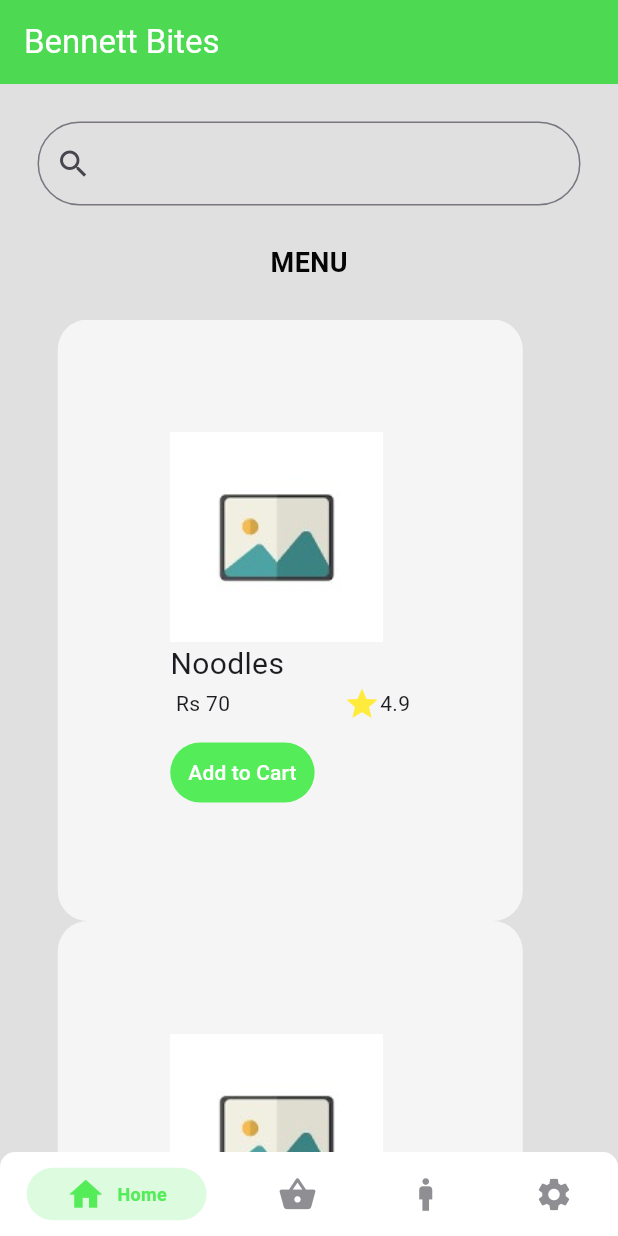
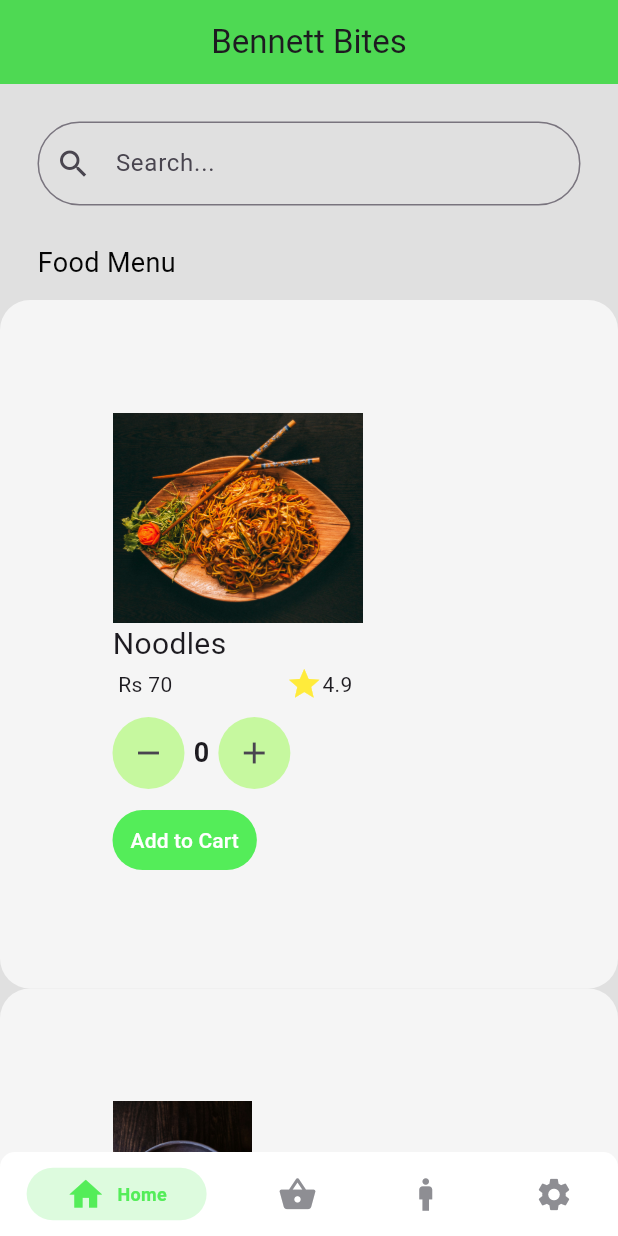
Before and after one commit to Kartikay039/DTIFlutter, a Flutter app: the screen it shows once a user with an empty profile is signed in, on a phone screen of 412 x 824 dp. Run offline on Flutter 3.47's test engine with Material 3 defaults, Android fonts, the light colour scheme and no system bars; drawn by our look-alikes of persistent_bottom_nav_bar; our stand-ins replace firebase_auth, firebase_core; accounts and stored records are empty; network calls fail.

Commit message:
feature add to cart added

```diff
--- a/lib/authentication/login_page.dart
+++ b/lib/authentication/login_page.dart
@@ -69,7 +69,7 @@ class _LoginPageState extends State<LoginPage> {
 
   @override
   Widget build(BuildContext context) {
-    return Scaffold(// i was not able to figure out how can i change background color of my AdaptivePageScaffold so i use scaffold
+    return Scaffold(
       backgroundColor: Colors.grey[300],
       body: SingleChildScrollView(
         child: Column(
--- a/lib/components/food.dart
+++ b/lib/components/food.dart
@@ -3,10 +3,18 @@ class Food {
   String price;
   String imagePath;
   String rating;
+
+
   Food({
     required this.name,
     required this.price,
     required this.imagePath,
     required this.rating,
   });
+
+  String get _name => name;
+  String get _price => price;
+  String get _imagePath => imagePath;
+  String get _rating => rating;
+
 }
--- a/lib/components/food_tile.dart
+++ b/lib/components/food_tile.dart
@@ -1,7 +1,12 @@
+import 'package:flutter/cupertino.dart';
 import 'package:flutter/material.dart';
+import 'package:flutter/widgets.dart';
 import 'package:flutter_application_1/components/food.dart';
+import 'package:provider/provider.dart';
 
-class FoodTile extends StatelessWidget {
+import '../models/shop.dart';
+
+class FoodTile extends StatefulWidget {
   final Food food;
   const FoodTile({
     super.key,
@@ -9,23 +14,63 @@ class FoodTile extends StatelessWidget {
   });
 
   @override
+  State<FoodTile> createState() => _FoodTileState();
+}
+
+class _FoodTileState extends State<FoodTile> {
+  //quantity
+  int quantityCont = 0;
+
+  //decreament quantity
+  void decrementQuantity(){
+    if(quantityCont>0){
+      setState((){
+        quantityCont--;
+      });
+    }
+
+  }
+
+  //increament quantity
+  void incrementQuantity(){
+    setState((){
+      quantityCont++;
+    });
+  }
+
+  //add to cart
+  void addToCart(){
+    if(quantityCont>0){
+      //get access to shop
+      final shop = context.read<Shop>();
+
+      //add to cart
+      shop.addToCart(widget.food, quantityCont);
+
+      //let the user know it was scussfull
+
+    }
+  }
+
+
+  @override
   Widget build(BuildContext context) {
     return Center(
       child: Container(
       decoration: BoxDecoration(
           color: Colors.grey[100], borderRadius: BorderRadius.circular(20)),
-      margin: const EdgeInsets.only(right: 25),
+      // margin: const EdgeInsets.only(left: 10),
       padding: const EdgeInsets.all(75.0),
       child: Column(
         crossAxisAlignment: CrossAxisAlignment.start,
         children: [
 
           Image.asset(
-            food.imagePath,
+            widget.food.imagePath,
             height: 140,
           ),
           Text(
-            food.name,
+            widget.food.name,
             style: const TextStyle(fontSize: 20),
           ),
           SizedBox(
@@ -33,7 +78,7 @@ class FoodTile extends StatelessWidget {
             child: Row(
               mainAxisAlignment: MainAxisAlignment.spaceBetween,
               children: [
-                Text('\r${food.price}'),
+                Text('\r${widget.food.price}'),
                 //price
 
                 Row(
@@ -42,18 +87,64 @@ class FoodTile extends StatelessWidget {
                       Icons.star,
                       color: Colors.yellow,
                     ),
-                    Text(food.rating),
+                    Text(widget.food.rating),
                   ],
                 ),
               ],
             ),
           ),
 
-          const SizedBox(height: 10), //  space between ratings and button
+          const SizedBox(height: 10),
+
+          //add to cart
+
+          Row(
+            children: [
+
+              //remove button
+              Padding(
+                padding: EdgeInsets.only(right: 6),
+                child: Container(
+                  decoration: BoxDecoration(
+                    color: Color.fromARGB(89, 111, 255, 0),
+                    shape: BoxShape.circle,
+                  ),
+                  child: IconButton(
+                    icon: Icon(Icons.remove,),
+                    onPressed: decrementQuantity,
+                  ),
+                ),
+              ),
+
+              //number of items
+              Text(
+                quantityCont.toString(),
+                style: TextStyle(
+                  fontWeight: FontWeight.bold,
+                  fontSize: 18,
+                ),
+              ),
+              //add button
+              Padding(
+                padding: EdgeInsets.only(left: 6),
+                child: Container(
+                  decoration: BoxDecoration(
+                    color: Color.fromARGB(89, 111, 255, 0),
+                    shape: BoxShape.circle,
+                  ),
+                  child: IconButton(
+                    icon: Icon(Icons.add,),
+                    onPressed: incrementQuantity,
+                  ),
+                ),
+              ),
+            ],
+          ),
+
+          const SizedBox(height: 10),
+
           TextButton(
-            onPressed: () {
-              // Add to cart functionality
-            },
+            onPressed: addToCart,
             style: ButtonStyle(
               backgroundColor: MaterialStateProperty.all(
                   const Color.fromARGB(255, 84, 237, 89)),
--- /dev/null
+++ b/lib/models/shop.dart
@@ -0,0 +1,46 @@
+import 'package:flutter/material.dart';
+
+import '../components/food.dart';
+
+class Shop extends ChangeNotifier{
+  final List<Food> _foodMenu = [
+    Food(
+      name: 'Noodles',
+      price: 'Rs 70',
+      imagePath: 'assets/noodle.jpg',
+      rating: '4.9',
+    ),
+    Food(
+      name: 'Paneer Roll',
+      price: 'Rs 110',
+      imagePath: 'assets/pasta.jpg',
+      rating: '3.8',
+    ),
+    Food(
+      name: 'Red Sauce Pasta',
+      price: 'Rs 110',
+      imagePath: 'assets/pasta.jpg',
+      rating: '4.2',
+    )
+  ];
+
+  //customers cart
+  List<Food> _cart = [];
+
+  //getter method
+  List<Food> get foodMenu => _foodMenu;
+  List<Food> get cart => _cart;
+
+  //add to cart
+  void addToCart(Food foodItem, int quantity){
+    for(int i =0; i<quantity; i++){
+      _cart.add(foodItem);
+    }
+    notifyListeners();
+  }
+  //remove from cart
+  void removeFromCart(Food food){
+    _cart.remove(food);
+    notifyListeners();
+  }
+}
--- a/lib/navigation_bar/bottom_navigation_bar.dart
+++ b/lib/navigation_bar/bottom_navigation_bar.dart
@@ -1,6 +1,7 @@
 import 'package:flutter/cupertino.dart';
 import 'package:flutter/material.dart';
-import 'package:flutter_application_1/navigation_bar/home_page.dart';
+import 'package:flutter_application_1/navigation_bar/cart_page.dart';
+import 'package:flutter_application_1/navigation_bar/menue_page.dart';
 import 'package:flutter_application_1/navigation_bar/settings.dart';
 import 'package:persistent_bottom_nav_bar/persistent_tab_view.dart';
 
@@ -30,7 +31,7 @@ class BottomNavBar extends StatelessWidget {
       return [
 
         const HomePage(),
-        const Center(child: Text('Cart')),
+        const CartPage(),
         const Center(child: Text('Pick-up Requests')),
         const SettingPage(),
 
--- a/lib/navigation_bar/cart.dart
+++ /dev/null
@@ -1,15 +0,0 @@
-import 'package:flutter/material.dart';
-
-class Cart extends ChangeNotifier {
-  List<String> items = [];
-
-  void addItem(String item) {
-    items.add(item);
-    notifyListeners();
-  }
-
-  void removeItem(String item) {
-    items.remove(item);
-    notifyListeners();
-  }
-}
--- /dev/null
+++ b/lib/navigation_bar/menue_page.dart
@@ -0,0 +1,140 @@
+import 'package:flutter/material.dart';
+import 'package:flutter_application_1/components/food.dart';
+import 'package:flutter_application_1/components/food_tile.dart';
+import 'package:flutter_application_1/models/shop.dart';
+import 'package:provider/provider.dart';
+
+class HomePage extends StatefulWidget {
+  const HomePage({super.key});
+
+  @override
+  State<HomePage> createState() => _HomePageState();
+}
+
+class _HomePageState extends State<HomePage> {
+
+
+
+  final  TextEditingController _searchController = TextEditingController();
+  //responsible for managing the text field where the user enters the search query.
+
+
+  List<Food> filteredFoodMenu = [];
+
+  @override
+  void initState() {
+    final shop = context.read<Shop>();
+  final foodMenu = shop.foodMenu;
+    super.initState();
+    filteredFoodMenu = foodMenu;
+    _searchController.addListener(_onSearchChanged);
+  }
+  //is called when the widget is inserted into the widget tree for the first time.
+
+  @override
+  void dispose() {
+    _searchController.dispose();
+    super.dispose();
+  }
+// This method is called when the widget is removed from the widget tree. It's used for cleanup. In this method:
+
+
+  void _onSearchChanged() {
+    final shop = context.read<Shop>();
+  final foodMenu = shop.foodMenu;
+    String query = _searchController.text.toLowerCase();
+    setState(() {
+      filteredFoodMenu = foodMenu.where((food) {
+        return food.name.toLowerCase().contains(query);
+      }).toList();
+    });
+  }
+//is called whenever the text in the search field changes. It filters the foodMenu based on the entered query and updates the filteredFoodMenu accordingly.
+
+  @override
+  Widget build(BuildContext context) {
+    return Scaffold(
+      backgroundColor: Colors.grey[300],
+
+
+      appBar: AppBar(
+
+        backgroundColor:  const Color.fromARGB(255, 78, 217, 83),
+
+        elevation: 0,
+        title: const Text(
+
+          'Bennett Bites',
+          // style: TextStyle(color: Colors.white),
+        ),
+        centerTitle: true,
+      ),
+
+      body: Column(
+        crossAxisAlignment: CrossAxisAlignment.start,
+        children: [
+
+          const SizedBox(height: 25),
+
+          Padding(
+            padding: const EdgeInsets.symmetric(
+              horizontal: 25,
+            ),
+
+            //search bar
+
+            child: TextField(
+              controller: _searchController,
+              decoration: InputDecoration(
+                prefixIcon: const Icon(
+                  Icons.search
+                ),
+                border: OutlineInputBorder(
+                  borderSide: const BorderSide(color: Colors.white),
+                  borderRadius: BorderRadius.circular(40)
+                ),
+                hintText: "Search...",
+              ),
+            ),
+          ),
+
+
+          const SizedBox(height: 25),
+
+          //menue text
+          const Padding(
+            padding: EdgeInsets.symmetric(
+              horizontal: 25,
+            ),
+            child: Text(
+              "Food Menu",
+              style: TextStyle(
+
+                  color: Color.fromARGB(255, 5, 5, 5),
+                  fontSize: 18),
+            ),
+          ),
+
+
+          const SizedBox(height: 12),
+
+          //food items
+
+          Expanded(
+            child: Center(
+
+              child: ListView.builder(
+                scrollDirection: Axis.vertical,
+                // itemCount: foodMenu.length,
+                itemCount: filteredFoodMenu.length,
+                itemBuilder: (context, index) => FoodTile(
+                  food: filteredFoodMenu[index],
+                ),
+              ),
+            ),
+          ),
+        ],
+      ),
+    );
+  }
+}
```
Also changed, not shown: lib/main.dart (+8 -1 lines), lib/navigation_bar/cart_page.dart (+59 -6 lines), pubspec.yaml (+3 -5 lines), assets/noodle.jpg (added), assets/pasta.jpg (added), pubspec.lock.
